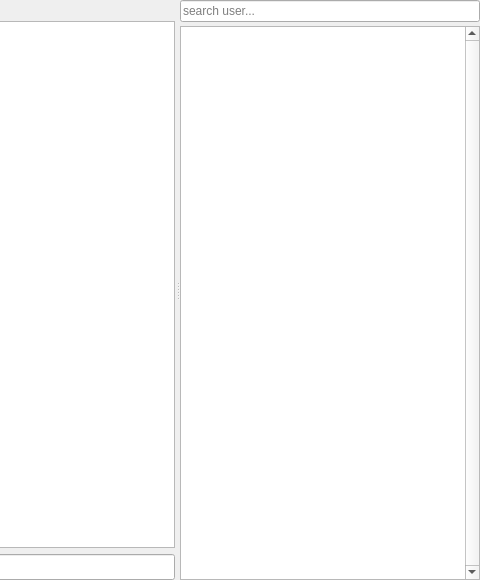
FAForever/client, file res/chat/channel.ui: the form before one commit; both pictures show x 302 to 782 and y 0 to 580 of the 782 by 580 pixel window.
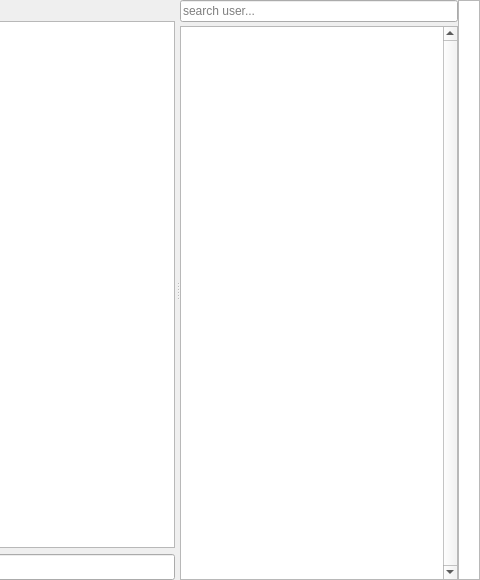
The form after the commit. Custom widgets are drawn as their Qt base class.

Commit message:
add player/country-list to chat
add menu-chat toggle-option

Patch:
```diff
--- a/res/chat/channel.ui
+++ b/res/chat/channel.ui
@@ -303,6 +303,65 @@
          <column/>
          <column/>
          <column/>
+         <column/>
+        </widget>
+       </item>
+       <item row="0" column="1" rowspan="2">
+        <widget class="QListView" name="countryList">
+         <property name="enabled">
+          <bool>true</bool>
+         </property>
+         <property name="sizePolicy">
+          <sizepolicy hsizetype="Fixed" vsizetype="Expanding">
+           <horstretch>0</horstretch>
+           <verstretch>0</verstretch>
+          </sizepolicy>
+         </property>
+         <property name="maximumSize">
+          <size>
+           <width>22</width>
+           <height>16777215</height>
+          </size>
+         </property>
+         <property name="focusPolicy">
+          <enum>Qt::NoFocus</enum>
+         </property>
+         <property name="verticalScrollBarPolicy">
+          <enum>Qt::ScrollBarAlwaysOff</enum>
+         </property>
+         <property name="horizontalScrollBarPolicy">
+          <enum>Qt::ScrollBarAlwaysOff</enum>
+         </property>
+         <property name="autoScroll">
+          <bool>false</bool>
+         </property>
+         <property name="editTriggers">
+          <set>QAbstractItemView::NoEditTriggers</set>
+         </property>
+         <property name="showDropIndicator" stdset="0">
+          <bool>false</bool>
+         </property>
+         <property name="selectionMode">
+          <enum>QAbstractItemView::NoSelection</enum>
+         </property>
+         <property name="iconSize">
+          <size>
+           <width>16</width>
+           <height>16</height>
+          </size>
+         </property>
+         <property name="textElideMode">
+          <enum>Qt::ElideMiddle</enum>
+         </property>
+         <property name="movement">
+          <enum>QListView::Static</enum>
+         </property>
+         <property name="flow">
+          <enum>QListView::TopToBottom</enum>
+         </property>
+         <property name="viewMode">
+          <enum>QListView::IconMode</enum>
+         </property>
         </widget>
        </item>
       </layout>
```
The commit also changes 4 other files.
